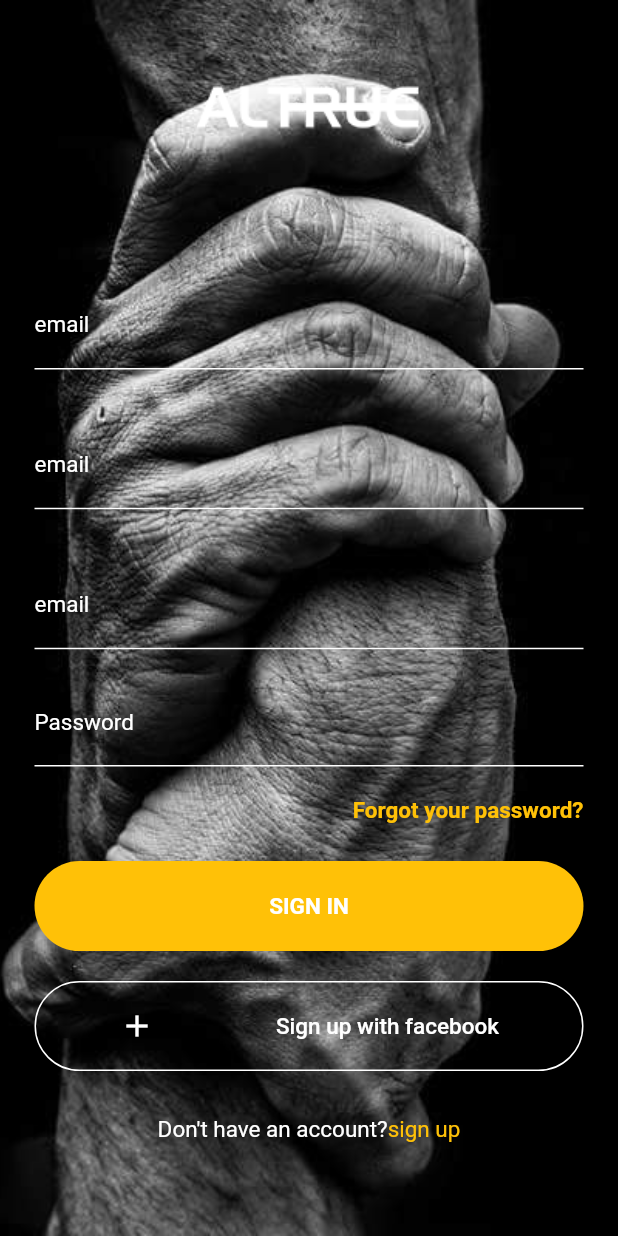
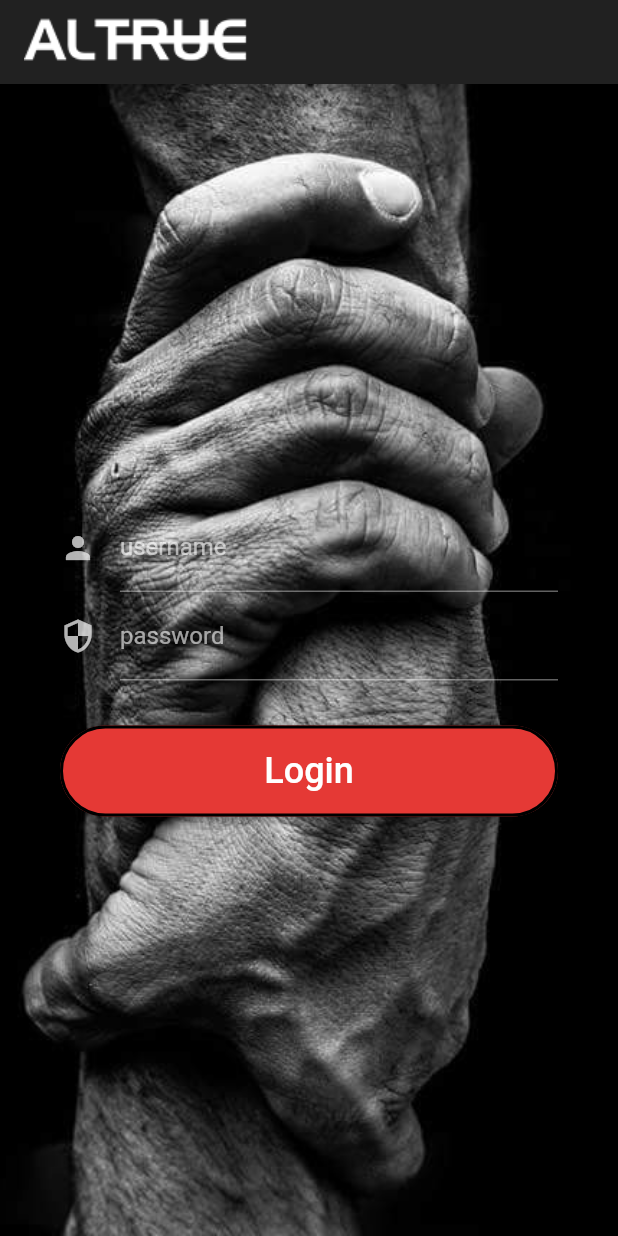
Before and after one commit to rnsiah/altruApp, a Flutter app: the screen it shows after launch, on a phone screen of 412 x 824 dp. Run offline on Flutter 3.47's test engine with Material 2 defaults, Android fonts, the phone set to English and light mode, and no system bars; our stand-ins replace bloc, equatable, flutter_bloc, flutter_swiper, qr_flutter, sqflite and 1 more; accounts and stored records are empty; Roboto replaces fonts that are missing (SFUIDisplay).

Commit message:
Log In complete width django API.. finally it was a lot of work.

```diff
--- /dev/null
+++ b/lib/Models/api_model.dart
@@ -0,0 +1,19 @@
+class UserLogin {
+  String username;
+  String password;
+
+  UserLogin({this.username, this.password});
+
+  Map<String, dynamic> toDatabaseJson() =>
+      {"username": this.username, "password": this.password};
+}
+
+class Token {
+  String token;
+
+  Token({this.token});
+
+  factory Token.fromJson(Map<String, dynamic> json) {
+    return Token(token: json['token']);
+  }
+}
--- /dev/null
+++ b/lib/bloc_login/bloc/authentication_bloc.dart
@@ -0,0 +1,54 @@
+import 'dart:async';
+
+import 'package:bloc/bloc.dart';
+import 'package:meta/meta.dart';
+import 'package:equatable/equatable.dart';
+
+import 'package:altru/bloc_login/repository/user_repository.dart';
+import 'package:altru/bloc_login/models/user_model.dart';
+part 'authentication_event.dart';
+part 'authentication_state.dart';
+
+class AuthenticationBloc
+    extends Bloc<AuthenticationEvent, AuthenticationState> {
+  final UserRepository userRepository;
+
+  AuthenticationBloc({@required this.userRepository})
+      : assert(UserRepository != null);
+
+  @override
+  AuthenticationState get initialState => AuthenticationUnintialized();
+
+  @override
+  Stream<AuthenticationState> mapEventToState(
+      AuthenticationEvent event,
+      ) async* {
+    if (event is AppStarted) {
+
+      final bool hasToken = await userRepository.hasToken();
+
+      if (hasToken) {
+        yield AuthenticationAuthenticated();
+      } else {
+        yield AuthenticationUnauthenticated();
+      }
+    }
+
+    if (event is LoggedIn) {
+      yield AuthenticationLoading();
+
+      await userRepository.persistToken(
+          user: event.user
+      );
+      yield AuthenticationAuthenticated();
+    }
+
+    if (event is LoggedOut) {
+      yield AuthenticationLoading();
+
+      await userRepository.delteToken(id: 0);
+
+      yield AuthenticationUnauthenticated();
+    }
+  }
+}
--- /dev/null
+++ b/lib/bloc_login/bloc/authentication_event.dart
@@ -0,0 +1,24 @@
+part of 'authentication_bloc.dart';
+
+abstract class AuthenticationEvent extends Equatable {
+  const AuthenticationEvent();
+
+  @override
+  List<Object> get props => [];
+}
+
+class AppStarted extends AuthenticationEvent {}
+
+class LoggedIn extends AuthenticationEvent {
+  final User user;
+
+  const LoggedIn({@required this.user});
+
+  @override
+  List<Object> get props => [user];
+
+  @override
+  String toString() => 'LoggedIn { user: $user.username.toString() }';
+}
+
+class LoggedOut extends AuthenticationEvent {}
--- /dev/null
+++ b/lib/bloc_login/bloc/authentication_state.dart
@@ -0,0 +1,14 @@
+part of 'authentication_bloc.dart';
+
+abstract class AuthenticationState extends Equatable {
+  @override
+  List<Object> get props => [];
+}
+
+class AuthenticationUnintialized extends AuthenticationState {}
+
+class AuthenticationAuthenticated extends AuthenticationState {}
+
+class AuthenticationUnauthenticated extends AuthenticationState {}
+
+class AuthenticationLoading extends AuthenticationState {}
--- /dev/null
+++ b/lib/bloc_login/login/bloc/login_bloc.dart
@@ -0,0 +1,45 @@
+import 'dart:async';
+
+import 'package:bloc/bloc.dart';
+import 'package:altru/bloc_login/bloc/authentication_bloc.dart';
+import 'package:altru/bloc_login/repository/user_repository.dart';
+import 'package:meta/meta.dart';
+import 'package:equatable/equatable.dart';
+
+part 'login_event.dart';
+part 'login_state.dart';
+
+class LoginBloc extends Bloc<LoginEvent, LoginState> {
+  final UserRepository userRepository;
+  final AuthenticationBloc authenticationBloc;
+
+  LoginBloc({
+    @required this.userRepository,
+    @required this.authenticationBloc,
+  })  : assert(userRepository != null),
+        assert(authenticationBloc != null);
+
+  @override
+  LoginState get initialState => LoginInitial();
+
+  @override
+  Stream<LoginState> mapEventToState(
+      LoginEvent event,
+      ) async* {
+    if (event is LoginButtonPressed) {
+      yield LoginInitial();
+
+      try {
+        final user = await userRepository.authenticate(
+          username: event.username,
+          password: event.password,
+        );
+
+        authenticationBloc.add(LoggedIn(user: user));
+        yield LoginInitial();
+      } catch (error) {
+        yield LoginFaliure(error: error.toString());
+      }
+    }
+  }
+}
--- /dev/null
+++ b/lib/bloc_login/login/bloc/login_event.dart
@@ -0,0 +1,21 @@
+part of 'login_bloc.dart';
+
+abstract class LoginEvent extends Equatable {
+  const LoginEvent();
+}
+
+class LoginButtonPressed extends LoginEvent {
+  final String username;
+  final String password;
+
+  const LoginButtonPressed({
+    @required this.username,
+    @required this.password
+  });
+
+  @override
+  List<Object> get props => [username, password];
+
+  @override
+  String toString() => 'LoginButtonPressed { username: $username, password: $password }';
+}
--- /dev/null
+++ b/lib/bloc_login/login/bloc/login_state.dart
@@ -0,0 +1,24 @@
+part of 'login_bloc.dart';
+
+abstract class LoginState extends Equatable {
+  const LoginState();
+
+  @override
+  List<Object> get props => [];
+}
+
+class LoginInitial extends LoginState {}
+
+class LoginLoading extends LoginState {}
+
+class LoginFaliure extends LoginState {
+  final String error;
+
+  const LoginFaliure({@required this.error});
+
+  @override
+  List<Object> get props => [error];
+
+  @override
+  String toString() => ' LoginFaliure { error: $error }';
+}
--- /dev/null
+++ b/lib/bloc_login/login/login_form.dart
@@ -0,0 +1,97 @@
+import 'package:flutter/material.dart';
+import 'package:flutter_bloc/flutter_bloc.dart';
+import 'package:altru/bloc_login/login/bloc/login_bloc.dart';
+class LoginForm extends StatefulWidget {
+  @override
+  State<LoginForm> createState() => _LoginFormState();
+}
+
+class _LoginFormState extends State<LoginForm> {
+  final _usernameController = TextEditingController();
+  final _passwordController = TextEditingController();
+
+  @override
+  Widget build(BuildContext context) {
+    _onLoginButtonPressed() {
+      BlocProvider.of<LoginBloc>(context).add(LoginButtonPressed(
+        username: _usernameController.text,
+        password: _passwordController.text,
+      ));
+    }
+
+    return BlocListener<LoginBloc, LoginState>(
+      listener: (context, state) {
+        if (state is LoginFaliure) {
+          Scaffold.of(context).showSnackBar(SnackBar(
+            content: Text('${state.error}'),
+            backgroundColor: Colors.red,
+          ));
+        }
+      },
+      child: BlocBuilder<LoginBloc, LoginState>(
+        builder: (context, state) {
+          return Container(
+
+            decoration: BoxDecoration(
+                image: DecorationImage(
+                  image: AssetImage('images/pplhelping.jpg'),
+                  fit: BoxFit.cover,
+                )
+            ),
+            child: Form(
+              child: Padding(
+                padding: EdgeInsets.all(40.0),
+                child: Column(
+                  mainAxisAlignment: MainAxisAlignment.center,
+                  crossAxisAlignment: CrossAxisAlignment.center,
+                  children: <Widget>[
+                    TextFormField(
+                      decoration: InputDecoration(
+                          labelText: 'username', icon: Icon(Icons.person)),
+                      controller: _usernameController,
+                    ),
+                    TextFormField(
+                      decoration: InputDecoration(
+                          labelText: 'password', icon: Icon(Icons.security)),
+                      controller: _passwordController,
+                      obscureText: true,
+                    ),
+                    Container(
+                      width: MediaQuery.of(context).size.width * 0.85,
+                      height: MediaQuery.of(context).size.width * 0.22,
+                      child: Padding(
+                        padding: EdgeInsets.only(top: 30.0),
+                        child: RaisedButton(
+                          onPressed: state is! LoginLoading
+                              ? _onLoginButtonPressed
+                              : null,
+                          child: Text(
+                            'Login',
+                            style: TextStyle(
+                              fontSize: 24.0,
+                            ),
+                          ),
+                          shape: StadiumBorder(
+                            side: BorderSide(
+                              color: Colors.black,
+                              width: 2,
+                            ),
+                          ),
+                        ),
+                      ),
+                    ),
+                    Container(
+                      child: state is LoginLoading
+                          ? CircularProgressIndicator()
+                          : null,
+                    ),
+                  ],
+                ),
+              ),
+            ),
+          );
+        },
+      ),
+    );
+  }
+}
--- /dev/null
+++ b/lib/bloc_login/login/login_page.dart
@@ -0,0 +1,33 @@
+import 'package:flutter/material.dart';
+
+import 'package:flutter_bloc/flutter_bloc.dart';
+import 'package:altru/bloc_login/repository/user_repository.dart';
+import 'package:altru/bloc_login/bloc/authentication_bloc.dart';
+import 'package:altru/bloc_login/login/bloc/login_bloc.dart';
+import 'package:altru/bloc_login/login/login_form.dart';
+
+class LoginPage extends StatelessWidget {
+  final UserRepository userRepository;
+
+  LoginPage({Key key, @required this.userRepository})
+      : assert(userRepository != null),
+        super(key: key);
+
+  @override
+  Widget build(BuildContext context) {
+    return Scaffold(
+      appBar: AppBar(
+        title: Image(image: AssetImage('images/Altrue Logo White.png'),),
+      ),
+      body: BlocProvider(
+        create: (context) {
+          return LoginBloc(
+            authenticationBloc: BlocProvider.of<AuthenticationBloc>(context),
+            userRepository: userRepository,
+          );
+        },
+        child: LoginForm(),
+      ),
+    );
+  }
+}
--- /dev/null
+++ b/lib/bloc_login/models/api_model.dart
@@ -0,0 +1,23 @@
+class UserLogin {
+  String username;
+  String password;
+
+  UserLogin({this.username, this.password});
+
+  Map <String, dynamic> toDatabaseJson() => {
+    "username": this.username,
+    "password": this.password
+  };
+}
+
+class Token{
+  String token;
+
+  Token({this.token});
+
+  factory Token.fromJson(Map<String, dynamic> json) {
+    return Token(
+        token: json['token']
+    );
+  }
+}
--- /dev/null
+++ b/lib/bloc_login/models/user_model.dart
@@ -0,0 +1,22 @@
+class User {
+  int id;
+  String username;
+  String token;
+
+  User(
+      {this.id,
+        this.username,
+        this.token});
+
+  factory User.fromDatabaseJson(Map<String, dynamic> data) => User(
+    id: data['id'],
+    username: data['username'],
+    token: data['token'],
+  );
+
+  Map<String, dynamic> toDatabaseJson() => {
+    "id": this.id,
+    "username": this.username,
+    "token": this.token
+  };
+}
--- a/lib/main.dart
+++ b/lib/main.dart
@@ -10,15 +10,84 @@ import 'package:altru/screens/HomeScreen.dart';
 import 'package:altru/screens/Shirt_Selection.dart';
 import 'package:altru/screens/Atrocity_Video.dart';
 
-void main() {
-  runApp(MyApp());
+
+
+import 'package:bloc/bloc.dart';
+import 'package:flutter_bloc/flutter_bloc.dart';
+import 'package:altru/bloc_login/repository/user_repository.dart';
+import 'package:altru/bloc_login/bloc/authentication_bloc.dart';
+import 'package:altru/bloc_login/splash_page.dart';
+import 'package:altru/bloc_login/login/login_page.dart';
+
+import 'package:altru/bloc_login/common/loading_indicator.dart';
+
+
+
+class SimpleBlocDelegate extends BlocDelegate {
+  @override
+  void onEvent(Bloc bloc, Object event) {
+    super.onEvent(bloc, event);
+    print(event);
+  }
+
+  @override
+  void onTransition(Bloc bloc, Transition transition) {
+    super.onTransition(bloc, transition);
+    print(transition);
+  }
+
+  @override
+  void onError(Bloc bloc, Object error, StackTrace stacktrace) {
+    super.onError(bloc, error, stacktrace);
+  }
 }
 
+
+
+
+
+void main() {
+  BlocSupervisor.delegate = SimpleBlocDelegate();
+  final userRepository = UserRepository();
+
+  runApp(BlocProvider<AuthenticationBloc>(
+    create: (context) {
+      return AuthenticationBloc(userRepository: userRepository)
+        ..add(AppStarted());
+    },
+    child: MyApp(userRepository: userRepository),
+  ));
+}
 class MyApp extends StatelessWidget {
-  // This widget is the root of your application.
+  final UserRepository userRepository;
+
+  MyApp({Key key, @required this.userRepository}) : super(key: key);
+
   @override
   Widget build(BuildContext context) {
     return MaterialApp(
+      theme: ThemeData(
+        primarySwatch: Colors.red,
+        brightness: Brightness.dark,
+      ),
+      home: BlocBuilder<AuthenticationBloc, AuthenticationState>(
+        builder: (context, state) {
+          if (state is AuthenticationUnintialized) {
+            return SplashPage();
+          }
+          if (state is AuthenticationAuthenticated) {
+            return UserHomePage();
+          }
+          if (state is AuthenticationUnauthenticated) {
+            return LoginPage(
+              userRepository: userRepository,
+            );
+          }
+          if (state is AuthenticationLoading) {
+            return LoadingIndicator();
+          }
+        },
+      ),
       debugShowCheckedModeBanner: false,
       title: 'Flutter Demo',
       initialRoute: UserHomePage.id,
@@ -27,27 +96,7 @@ class MyApp extends StatelessWidget {
         myQRHome.id:(context)=>myQRHome(),
         ShirtSelection.id:(context)=>ShirtSelection(),
         NonProfitScreen.id:(context)=>NonProfitScreen(),
-
-
-
       },
-      theme: ThemeData(
-        // This is the theme of your application.
-        //
-        // Try running your application with "flutter run". You'll see the
-        // application has a blue toolbar. Then, without quitting the app, try
-        // changing the primarySwatch below to Colors.green and then invoke
-        // "hot reload" (press "r" in the console where you ran "flutter run",
-        // or simply save your changes to "hot reload" in a Flutter IDE).
-        // Notice that the counter didn't reset back to zero; the application
-        // is not restarted.
-
-        // This makes the visual density adapt to the platform that you run
-        // the app on. For desktop platforms, the controls will be smaller and
-        // closer together (more dense) than on mobile platforms.
-        visualDensity: VisualDensity.adaptivePlatformDensity,
-      ),
-      home:SignUp(),
     );
   }
 }
--- a/pubspec.yaml
+++ b/pubspec.yaml
@@ -34,6 +34,12 @@ dependencies:
   barcode_scan: any
   url_launcher: ^5.7.2
   youtube_player_flutter: ^7.0.0+7
+  flutter_bloc: ^3.2.0
+  meta: ^1.2.3
+  equatable: ^1.2.5
+  sqflite: ^1.3.0
+  path_provider: ^1.6.5
+
 
 
 
```
Also changed, not shown: lib/bloc_login/api_connection/api_connection.dart (added, +30 -0 lines), lib/bloc_login/common/loading_indicator.dart (added, +8 -0 lines), lib/bloc_login/dao/user_dao.dart (added, +35 -0 lines), lib/bloc_login/database/user_database.dart (added, +53 -0 lines), lib/bloc_login/repository/user_repository.dart (added, +45 -0 lines), lib/bloc_login/splash_page.dart (added, +12 -0 lines), lib/screens/HomeScreen.dart (+13 -1 lines), pubspec.lock, 4 other files.
